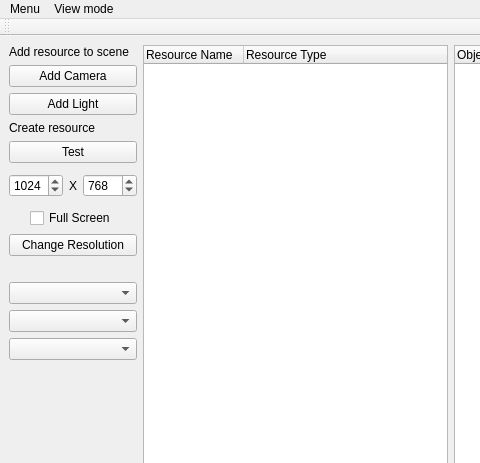
Above: UI/QT/MainWindow.ui from ubuntunux/PyEngine3D before the change; both pictures show x 0 to 480 and y 0 to 463 of the 1079 by 801 pixel window. Below: the same form after it.
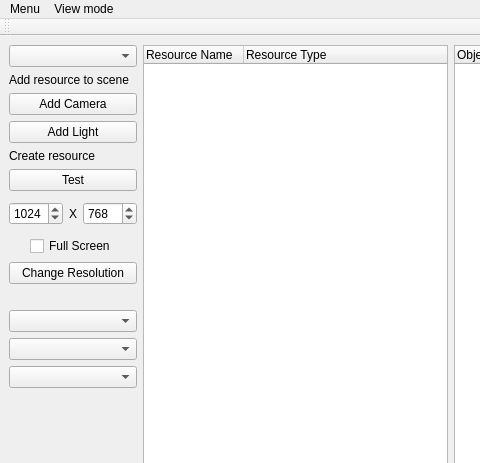
That is the form after the change.

Commit message: game backend

Patch:
```diff
--- a/UI/QT/MainWindow.ui
+++ b/UI/QT/MainWindow.ui
@@ -17,6 +17,9 @@
    <layout class="QGridLayout" name="gridLayout">
     <item row="0" column="0" colspan="2">
      <layout class="QVBoxLayout" name="verticalLayout">
+      <item>
+       <widget class="QComboBox" name="comboGameBackend"/>
+      </item>
       <item>
        <widget class="QLabel" name="labelAddResource">
         <property name="sizePolicy">
```
The commit also changes 10 other files.
